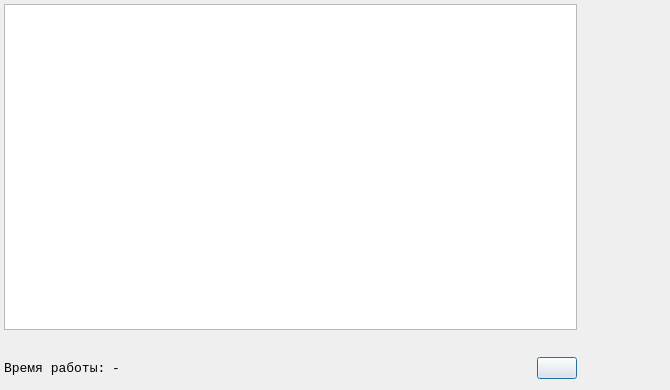
Above: statistics.ui from FeZar97/Investigator before the change. Below: the same form after it.
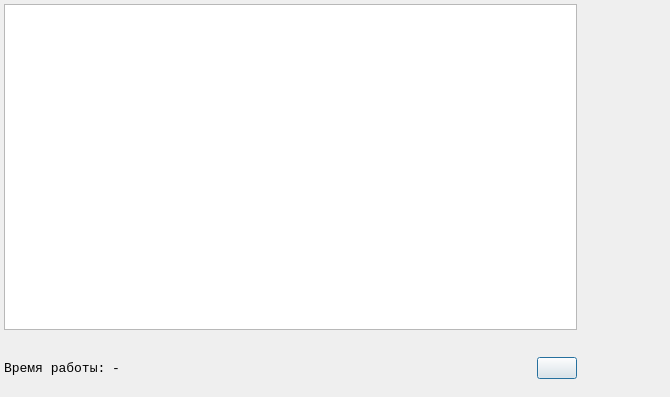
That is the form after the change. Icons and pictures are not drawn.

The edit to the form file:
```diff
--- a/statistics.ui
+++ b/statistics.ui
@@ -7,7 +7,7 @@
     <x>0</x>
     <y>0</y>
     <width>670</width>
-    <height>390</height>
+    <height>397</height>
    </rect>
   </property>
   <property name="sizePolicy">
@@ -19,13 +19,13 @@
   <property name="minimumSize">
    <size>
     <width>670</width>
-    <height>390</height>
+    <height>397</height>
    </size>
   </property>
   <property name="maximumSize">
    <size>
     <width>670</width>
-    <height>390</height>
+    <height>397</height>
    </size>
   </property>
   <property name="windowTitle">
```
